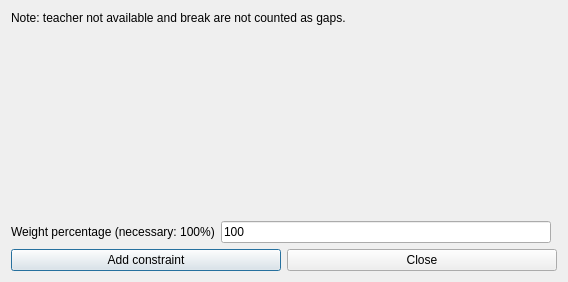
Before: the Qt Designer form fet/src/interface/addconstraintteachersmaxzerogapsperafternoonform_template.ui in vonmecheln/fet, drawn with Qt 5.
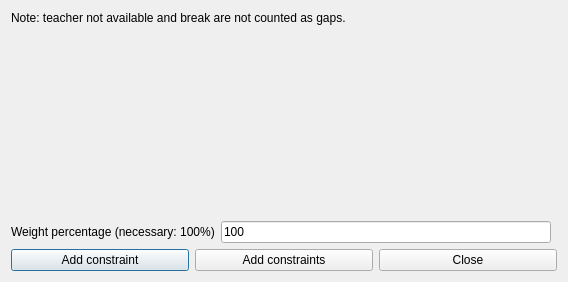
After: the same form once the commit is applied.

Patch:
```diff
--- a/fet/src/interface/addconstraintteachersmaxzerogapsperafternoonform_template.ui
+++ b/fet/src/interface/addconstraintteachersmaxzerogapsperafternoonform_template.ui
@@ -23,6 +23,13 @@
        </property>
       </widget>
      </item>
+     <item>
+      <widget class="QPushButton" name="addConstraintsPushButton">
+       <property name="text">
+        <string>Add constraints</string>
+       </property>
+      </widget>
+     </item>
      <item>
       <widget class="QPushButton" name="closePushButton">
        <property name="text">
```
